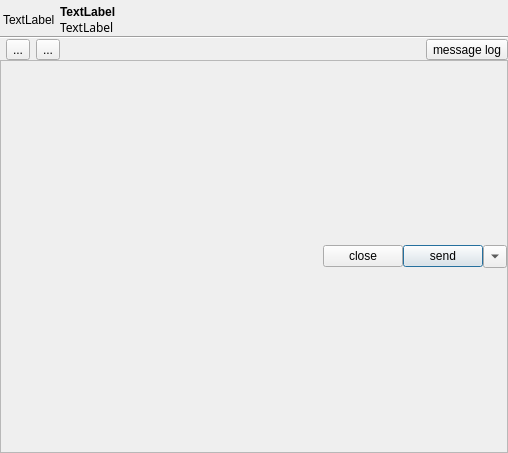
The window that src/ui/friendchatdlg.ui (zhanlangsir/Qtqq) describes before a commit, drawn with Qt 5.
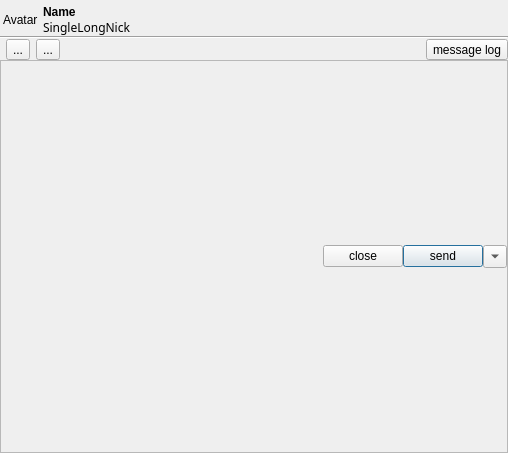
The same window after the commit. Icons and pictures are not drawn.

The edit to the form file:
```diff
--- a/src/ui/friendchatdlg.ui
+++ b/src/ui/friendchatdlg.ui
@@ -51,7 +51,7 @@
           </sizepolicy>
          </property>
          <property name="text">
-          <string>TextLabel</string>
+          <string>Avatar</string>
          </property>
         </widget>
        </item>
@@ -69,7 +69,7 @@
             </font>
            </property>
            <property name="text">
-            <string>TextLabel</string>
+            <string>Name</string>
            </property>
           </widget>
          </item>
@@ -82,7 +82,7 @@
             </font>
            </property>
            <property name="text">
-            <string>TextLabel</string>
+            <string>SingleLongNick</string>
            </property>
           </widget>
          </item>
```
Left out of the diff: 2 changed lines with no effect on the pictures.
